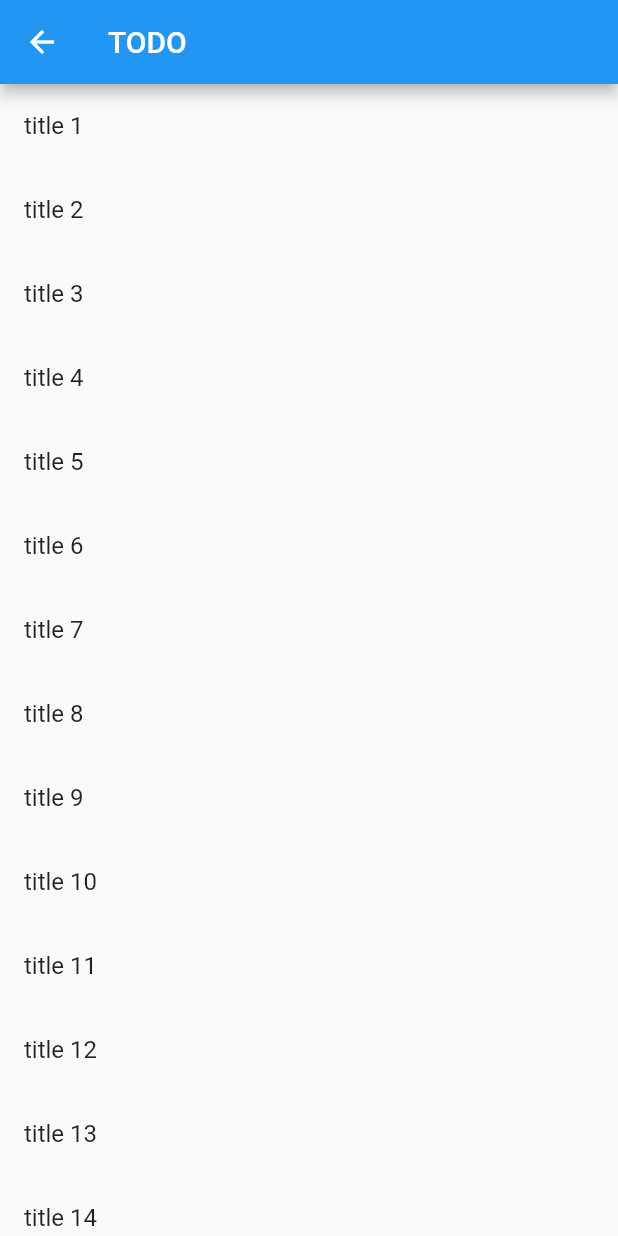
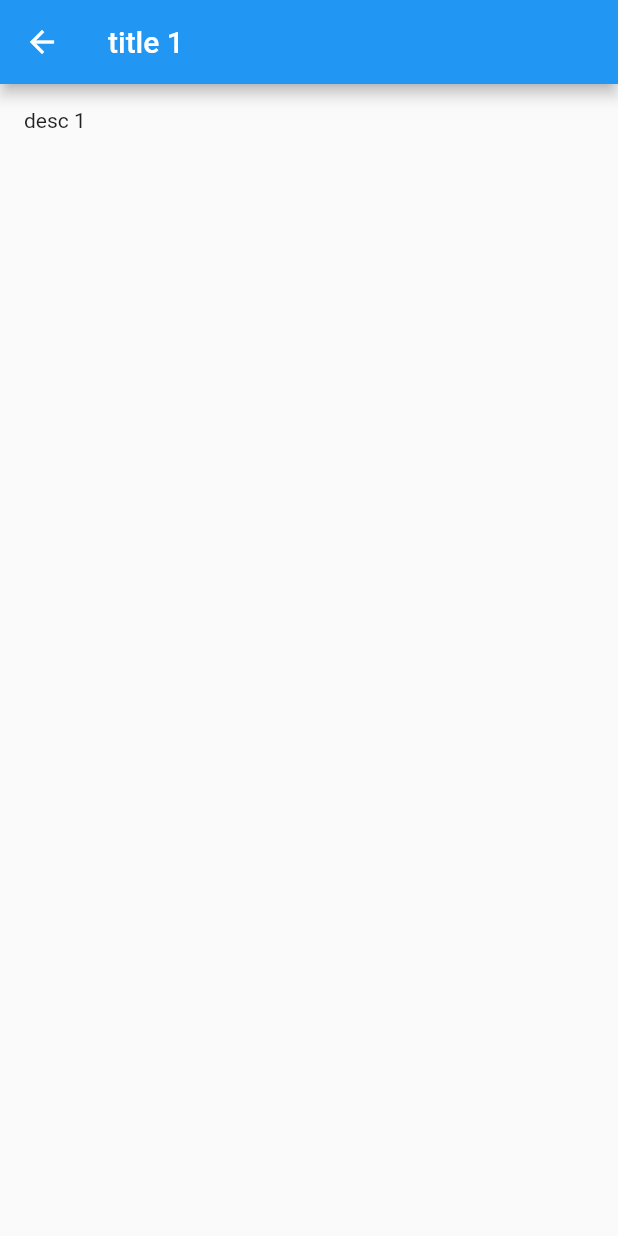
Before and after one commit to kakueki61/flutter_sample, a Flutter app: the TodoScreen screen opened directly, after a tap on an icon or button, on a phone screen of 412 x 824 dp. Run offline on Flutter 3.47's test engine with Material 2 defaults, Android fonts, the phone set to English and light mode, and no system bars.

Commit message:
Adds TodoDetailScreen

```diff
--- a/lib/todo_screen.dart
+++ b/lib/todo_screen.dart
@@ -1,3 +1,4 @@
+import 'package:flutter/foundation.dart';
 import 'package:flutter/material.dart';
 import 'models/todo.dart';
 
@@ -11,11 +12,36 @@ class TodoScreen extends StatelessWidget {
       body: new ListView.builder(
         itemCount: todos.length,
         itemBuilder: (context, index) {
+          final todo = todos[index];
           return new ListTile(
-            title: new Text(todos[index].title),
-            onTap: () {},
+            title: new Text(todo.title),
+            onTap: () {
+              Navigator.push(
+                context,
+                new MaterialPageRoute(builder: (ctx) => new TodoDetailScreen(todo: todo))
+              );
+            },
           );
         }),
     );
   }
 }
+
+class TodoDetailScreen extends StatelessWidget {
+  final Todo todo;
+
+  TodoDetailScreen({Key key, @required this.todo}) : super(key: key);
+
+  @override
+  Widget build(BuildContext context) {
+    return new Scaffold(
+      appBar: new AppBar(
+        title: new Text('${todo.title}'),
+      ),
+      body: new Padding(
+        padding: new EdgeInsets.all(16.0),
+        child: new Text('${todo.description}')
+      ),
+    );
+  }
+}
```
